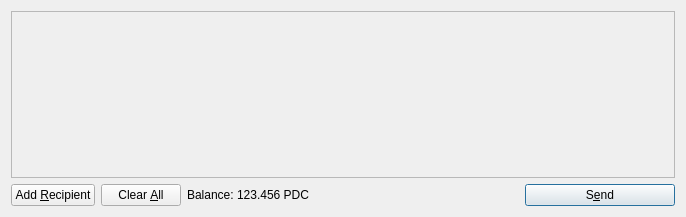
Above: src/qt/forms/sendcoinsdialog.ui from ganjitoka/podcoin before the change. Below: the same form after it.
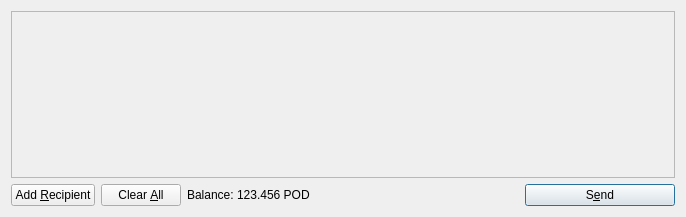
That is the form after the change. Icons and pictures are not drawn.

Diff of the .ui file:
```diff
--- a/src/qt/forms/sendcoinsdialog.ui
+++ b/src/qt/forms/sendcoinsdialog.ui
@@ -119,7 +119,7 @@
           <cursorShape>IBeamCursor</cursorShape>
          </property>
          <property name="text">
-          <string>123.456 PDC</string>
+          <string>123.456 POD</string>
          </property>
          <property name="textInteractionFlags">
           <set>Qt::LinksAccessibleByMouse|Qt::TextSelectableByKeyboard|Qt::TextSelectableByMouse</set>
```
